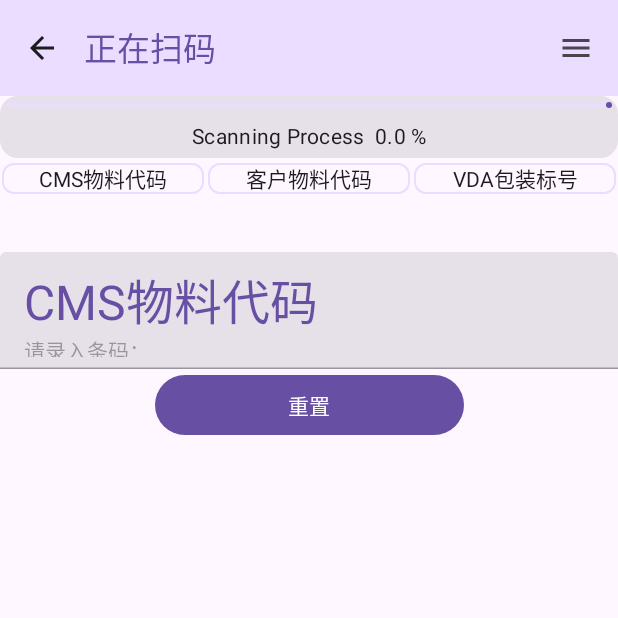
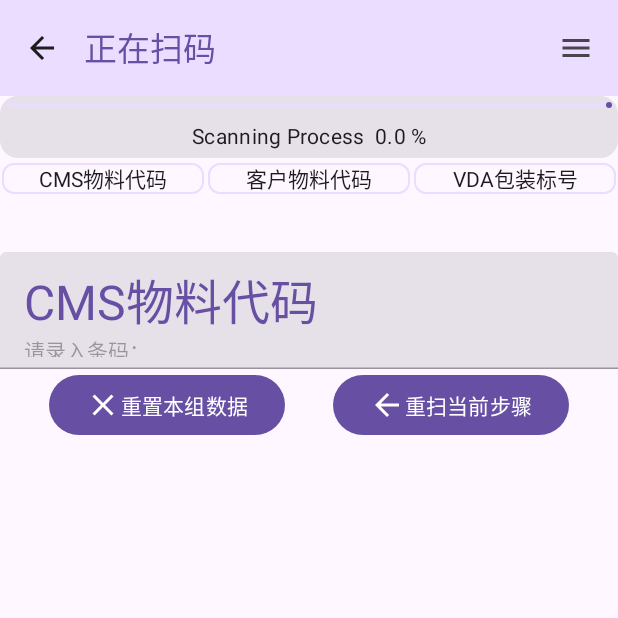
Before and after one commit to fub1/PDA_SCAN--, an Android app built with Jetpack Compose: the screen it shows after launch (MainActivity), on a phone screen of 412 x 824 dp, the top half of it. Run offline under Robolectric (Android 15) with nearby library versions, the phone set to English and light mode, and no system bars.

Commit message:
- 完善了按钮逻辑 - 增加按钮图标 - 创建了readme

```diff
--- a/app/src/main/java/com/crtyiot/signalscan/ui/screen/scanScreen.kt
+++ b/app/src/main/java/com/crtyiot/signalscan/ui/screen/scanScreen.kt
@@ -14,6 +14,8 @@ import androidx.compose.foundation.layout.safeGesturesPadding
 import androidx.compose.foundation.layout.width
 import androidx.compose.material.icons.Icons
 import androidx.compose.material.icons.filled.ArrowBack
+import androidx.compose.material.icons.filled.Clear
+import androidx.compose.material.icons.filled.Done
 import androidx.compose.material.icons.filled.Menu
 import androidx.compose.material3.Button
 import androidx.compose.material3.ExperimentalMaterial3Api
@@ -36,6 +38,7 @@ import com.crtyiot.signalscan.R
 import com.crtyiot.signalscan.ui.screen.inputField.CmsMatField
 import com.crtyiot.signalscan.ui.screen.inputField.VdaMatField
 import com.crtyiot.signalscan.ui.screen.inputField.VdaPkgField
+import androidx.compose.material3.Icon
 
 
 @OptIn(ExperimentalMaterial3Api::class)
@@ -102,7 +105,7 @@ fun ScanScreen(viewModel: ScanViewModel) {
                     VdaPkgField(viewModel = viewModel)
                 }
 
-
+                // 按钮组，根据业务场景，常用的按钮会优先放置在右侧
                 Row(
                     Modifier
                         .fillMaxWidth()
@@ -116,6 +119,7 @@ fun ScanScreen(viewModel: ScanViewModel) {
                             onClick = { viewModel.submitScanData() },
                             modifier = Modifier.width(IntrinsicSize.Max)
                         ) {
+                            Icon(imageVector = Icons.Filled.Done, contentDescription = null)
                             Text("提交")
                         }
 
@@ -123,7 +127,16 @@ fun ScanScreen(viewModel: ScanViewModel) {
                             onClick = { viewModel.resetScanData() },
                             modifier = Modifier.width(IntrinsicSize.Max)
                         ) {
+                            Icon(imageVector = Icons.Filled.Clear, contentDescription = null)
                             Text("重置")
+                        }
+
+                        Button(
+                            onClick = { viewModel.backScanData() },
+                            modifier = Modifier.width(IntrinsicSize.Max)
+                        ) {
+                            Icon(imageVector = Icons.Filled.ArrowBack, contentDescription = null)
+                            Text("回退")
                         }
 
 
@@ -133,10 +146,22 @@ fun ScanScreen(viewModel: ScanViewModel) {
 
                         Button(
                             onClick = { viewModel.resetScanData() },
-                            modifier = Modifier.fillMaxWidth(0.5f).width(IntrinsicSize.Max)
+                            modifier = Modifier.width(IntrinsicSize.Max)
                         ) {
-                            Text("重置")
+                            Icon(imageVector = Icons.Filled.Clear, contentDescription = null)
+                            Text("重置本组数据")
                         }
+
+                        Button(
+                            onClick = { viewModel.backScanData() },
+                            modifier = Modifier.width(IntrinsicSize.Max)
+                        ) {
+                            Icon(imageVector = Icons.Filled.ArrowBack, contentDescription = null)
+                            Text("重扫当前步骤")
+                        }
+
+
+
 
                     }
                 }
```
Also changed, not shown: app/src/main/java/com/crtyiot/signalscan/ui/screen/scanViewModel.kt (+10 -0 lines), 1 other file.
